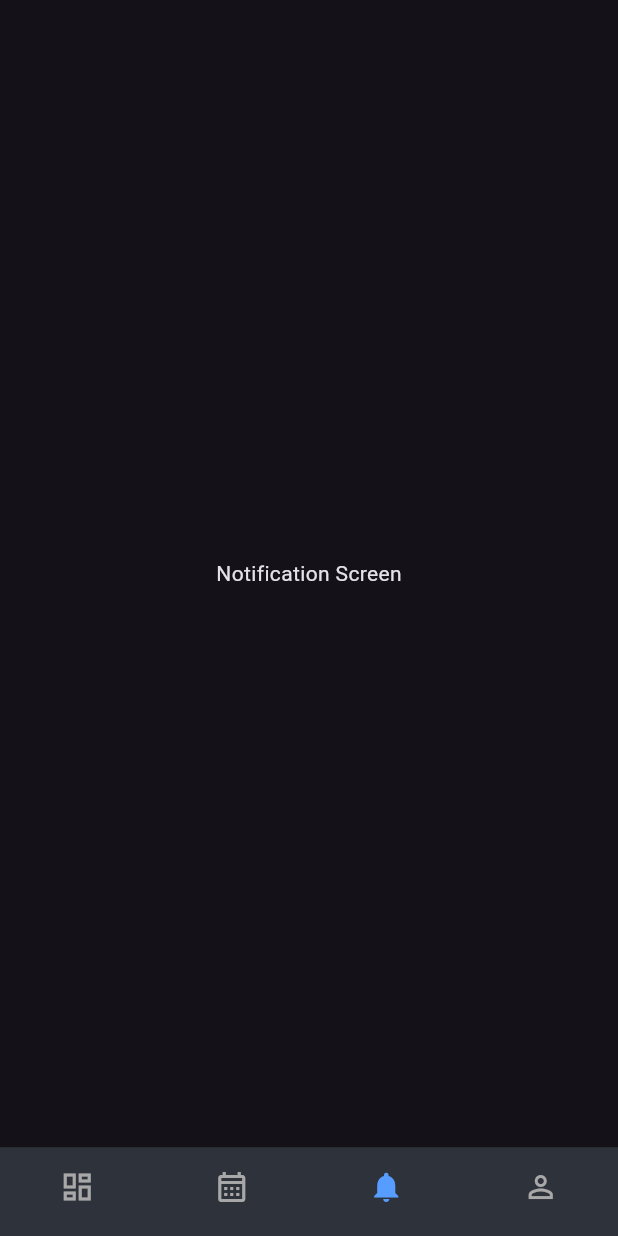
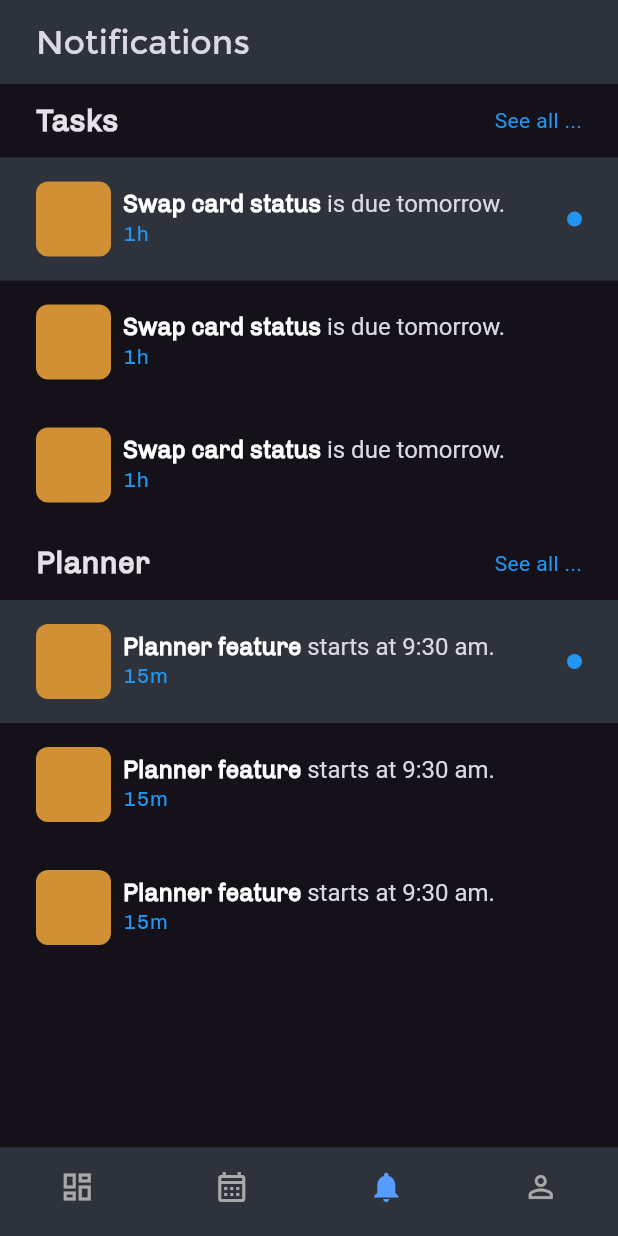
Before and after one commit to repsajanboy/task-management-app, a Flutter app: the BottomNavBarScreen screen opened by its route, item 3 of the bottom bar chosen, on a phone screen of 412 x 824 dp. Run offline on Flutter 3.47's test engine with Material 3 defaults, Android fonts, the phone set to English and light mode, and no system bars; our stand-ins replace cloud_firestore, equatable, firebase_core, flutter_bloc, flutter_svg, shimmer and 1 more; missing offline and left inert: drag_and_drop_lists; accounts and stored records are empty; Roboto replaces fonts that are missing (Chivp).

Commit message:
Notification screen placeholder design

```diff
--- a/lib/presentation/bottom_tab/view/bottom_tab_screen.dart
+++ b/lib/presentation/bottom_tab/view/bottom_tab_screen.dart
@@ -101,9 +101,12 @@ class _BottomNavBarScreenState extends State<BottomNavBarScreen> {
         return BottomTabItem(
           page: const NotificationScreen(),
           title: '',
-          icon: const Icon(
-            Icons.notifications_outlined,
-            color: AppColors.bottomNavItemColor,
+          icon: Badge.count(
+            count: 2,
+            child: const Icon(
+              Icons.notifications_outlined,
+              color: AppColors.bottomNavItemColor,
+            ),
           ),
           activeIcon: const Icon(
             Icons.notifications,
--- /dev/null
+++ b/lib/presentation/notification/view/no_notification_screen.dart
@@ -0,0 +1,31 @@
+import 'package:flutter/material.dart';
+import 'package:task_management_app/styles/colors.dart';
+
+class NoNotificationScreen extends StatelessWidget {
+  const NoNotificationScreen({super.key});
+
+  @override
+  Widget build(BuildContext context) {
+    return const Column(
+      mainAxisAlignment: MainAxisAlignment.center,
+      children: [
+        Icon(
+          Icons.notifications_off_outlined,
+          color: AppColors.iconGreyColor,
+          size: 150,
+        ),
+        SizedBox(height: 24.0),
+        Text(
+          'You have no notifications',
+          style: TextStyle(
+            fontFamily: "Chivo",
+            color: AppColors.mainTextColor,
+            fontSize: 18.0,
+            fontWeight: FontWeight.w700,
+            letterSpacing: 1.5,
+          ),
+        )
+      ],
+    );
+  }
+}
--- /dev/null
+++ b/lib/presentation/notification/view/notification_sample_screen.dart
@@ -0,0 +1,394 @@
+import 'package:flutter/material.dart';
+import 'package:task_management_app/styles/colors.dart';
+
+class NotificationSampleScreen extends StatelessWidget {
+  const NotificationSampleScreen({super.key});
+
+  @override
+  Widget build(BuildContext context) {
+    return Column(
+      crossAxisAlignment: CrossAxisAlignment.start,
+      children: [
+        _taskNotificationSection(),
+        _appointmentNotificationSection(),
+      ],
+    );
+  }
+
+  Widget _taskNotificationSection() {
+    return Column(
+      crossAxisAlignment: CrossAxisAlignment.start,
+      children: [
+        const Padding(
+          padding: EdgeInsets.symmetric(horizontal: 24.0, vertical: 10.0),
+          child: Row(
+            mainAxisAlignment: MainAxisAlignment.spaceBetween,
+            children: [
+              Text(
+                'Tasks',
+                style: TextStyle(
+                  fontFamily: "Chivo",
+                  fontSize: 20.0,
+                  fontWeight: FontWeight.bold,
+                ),
+              ),
+              Text(
+                'See all ...',
+                style: TextStyle(
+                  fontFamily: "Chivp",
+                  color: Colors.blue,
+                ),
+              ),
+            ],
+          ),
+        ),
+        Container(
+          padding: const EdgeInsets.symmetric(horizontal: 24.0, vertical: 16.0),
+          color: AppColors.lightBlack,
+          child: Row(
+            mainAxisAlignment: MainAxisAlignment.spaceBetween,
+            children: [
+              Row(
+                children: [
+                  Container(
+                    decoration: const BoxDecoration(
+                        color: Color(0xffD29034),
+                        borderRadius: BorderRadius.all(Radius.circular(8.0))),
+                    height: 50,
+                    width: 50,
+                  ),
+                  const SizedBox(width: 8.0),
+                  Column(
+                    crossAxisAlignment: CrossAxisAlignment.start,
+                    children: [
+                      RichText(
+                        text: const TextSpan(
+                          text: 'Swap card status ',
+                          style: TextStyle(
+                              fontFamily: "Chivo",
+                              color: Colors.white,
+                              fontSize: 16.0,
+                              fontWeight: FontWeight.bold),
+                          children: [
+                            TextSpan(
+                                text: 'is due tomorrow.',
+                                style: TextStyle(
+                                  color: AppColors.mainTextColor,
+                                  fontWeight: FontWeight.normal,
+                                ))
+                          ],
+                        ),
+                      ),
+                      const Text(
+                        '1h',
+                        style: TextStyle(
+                          fontFamily: "Chivo",
+                          color: Colors.blue,
+                        ),
+                      ),
+                    ],
+                  ),
+                ],
+              ),
+              const Badge(
+                backgroundColor: Colors.blue,
+                smallSize: 10.0,
+                largeSize: 15.0,
+              )
+            ],
+          ),
+        ),
+        Container(
+          padding: const EdgeInsets.symmetric(horizontal: 24.0, vertical: 16.0),
+          child: Row(
+            mainAxisAlignment: MainAxisAlignment.spaceBetween,
+            children: [
+              Row(
+                children: [
+                  Container(
+                    decoration: const BoxDecoration(
+                        color: Color(0xffD29034),
+                        borderRadius: BorderRadius.all(Radius.circular(8.0))),
+                    height: 50,
+                    width: 50,
+                  ),
+                  const SizedBox(width: 8.0),
+                  Column(
+                    crossAxisAlignment: CrossAxisAlignment.start,
+                    children: [
+                      RichText(
+                        text: const TextSpan(
+                          text: 'Swap card status ',
+                          style: TextStyle(
+                              fontFamily: "Chivo",
+                              color: Colors.white,
+                              fontSize: 16.0,
+                              fontWeight: FontWeight.bold),
+                          children: [
+                            TextSpan(
+                                text: 'is due tomorrow.',
+                                style: TextStyle(
+                                  color: AppColors.mainTextColor,
+                                  fontWeight: FontWeight.normal,
+                                ))
+                          ],
+                        ),
+                      ),
+                      const Text(
+                        '1h',
+                        style: TextStyle(
+                          fontFamily: "Chivo",
+                          color: Colors.blue,
+                        ),
+                      ),
+                    ],
+                  ),
+                ],
+              ),
+              const SizedBox(),
+            ],
+          ),
+        ),
+        Container(
+          padding: const EdgeInsets.symmetric(horizontal: 24.0, vertical: 16.0),
+          child: Row(
+            mainAxisAlignment: MainAxisAlignment.spaceBetween,
+            children: [
+              Row(
+                children: [
+                  Container(
+                    decoration: const BoxDecoration(
+                        color: Color(0xffD29034),
+                        borderRadius: BorderRadius.all(Radius.circular(8.0))),
+                    height: 50,
+                    width: 50,
+                  ),
+                  const SizedBox(width: 8.0),
+                  Column(
+                    crossAxisAlignment: CrossAxisAlignment.start,
+                    children: [
+                      RichText(
+                        text: const TextSpan(
+                          text: 'Swap card status ',
+                          style: TextStyle(
+                              fontFamily: "Chivo",
+                              color: Colors.white,
+                              fontSize: 16.0,
+                              fontWeight: FontWeight.bold),
+                          children: [
+                            TextSpan(
+                                text: 'is due tomorrow.',
+                                style: TextStyle(
+                                  color: AppColors.mainTextColor,
+                                  fontWeight: FontWeight.normal,
+                                ))
+                          ],
+                        ),
+                      ),
+                      const Text(
+                        '1h',
+                        style: TextStyle(
+                          fontFamily: "Chivo",
+                          color: Colors.blue,
+                        ),
+                      ),
+                    ],
+                  ),
+                ],
+              ),
+              const SizedBox()
+            ],
+          ),
+        ),
+      ],
+    );
+  }
+
+  Widget _appointmentNotificationSection() {
+    return Column(
+      children: [
+        const Padding(
+          padding: EdgeInsets.symmetric(horizontal: 24.0, vertical: 10.0),
+          child: Row(
+            mainAxisAlignment: MainAxisAlignment.spaceBetween,
+            children: [
+              Text(
+                'Planner',
+                style: TextStyle(
+                  fontFamily: "Chivo",
+                  fontSize: 20.0,
+                  fontWeight: FontWeight.bold,
+                ),
+              ),
+              Text(
+                'See all ...',
+                style: TextStyle(
+                  fontFamily: "Chivp",
+                  color: Colors.blue,
+                ),
+              ),
+            ],
+          ),
+        ),
+        Container(
+          padding: const EdgeInsets.symmetric(horizontal: 24.0, vertical: 16.0),
+          color: AppColors.lightBlack,
+          child: Row(
+            mainAxisAlignment: MainAxisAlignment.spaceBetween,
+            children: [
+              Row(
+                children: [
+                  Container(
+                    decoration: const BoxDecoration(
+                        color: Color(0xffD29034),
+                        borderRadius: BorderRadius.all(Radius.circular(8.0))),
+                    height: 50,
+                    width: 50,
+                  ),
+                  const SizedBox(width: 8.0),
+                  Column(
+                    crossAxisAlignment: CrossAxisAlignment.start,
+                    children: [
+                      RichText(
+                        text: const TextSpan(
+                          text: 'Planner feature ',
+                          style: TextStyle(
+                              fontFamily: "Chivo",
+                              color: Colors.white,
+                              fontSize: 16.0,
+                              fontWeight: FontWeight.bold),
+                          children: [
+                            TextSpan(
+                                text: 'starts at 9:30 am.',
+                                style: TextStyle(
+                                  color: AppColors.mainTextColor,
+                                  fontWeight: FontWeight.normal,
+                                ))
+                          ],
+                        ),
+                      ),
+                      const Text(
+                        '15m',
+                        style: TextStyle(
+                          fontFamily: "Chivo",
+                          color: Colors.blue,
+                        ),
+                      ),
+                    ],
+                  ),
+                ],
+              ),
+              const Badge(
+                backgroundColor: Colors.blue,
+                smallSize: 10.0,
+                largeSize: 15.0,
+              )
+            ],
+          ),
+        ),
+        Container(
+          padding: const EdgeInsets.symmetric(horizontal: 24.0, vertical: 16.0),
+          child: Row(
+            mainAxisAlignment: MainAxisAlignment.spaceBetween,
+            children: [
+              Row(
+                children: [
+                  Container(
+                    decoration: const BoxDecoration(
+                        color: Color(0xffD29034),
+                        borderRadius: BorderRadius.all(Radius.circular(8.0))),
+                    height: 50,
+                    width: 50,
+                  ),
+                  const SizedBox(width: 8.0),
+                  Column(
+                    crossAxisAlignment: CrossAxisAlignment.start,
+                    children: [
+                      RichText(
+                        text: const TextSpan(
+                          text: 'Planner feature ',
+                          style: TextStyle(
+                              fontFamily: "Chivo",
+                              color: Colors.white,
+                              fontSize: 16.0,
+                              fontWeight: FontWeight.bold),
+                          children: [
+                            TextSpan(
+                                text: 'starts at 9:30 am.',
+                                style: TextStyle(
+                                  color: AppColors.mainTextColor,
+                                  fontWeight: FontWeight.normal,
+                                ))
+                          ],
+                        ),
+                      ),
+                      const Text(
+                        '15m',
+                        style: TextStyle(
+                          fontFamily: "Chivo",
+                          color: Colors.blue,
+                        ),
+                      ),
+                    ],
+                  ),
+                ],
+              ),
+              const SizedBox(),
+            ],
+          ),
+        ),
+        Container(
+          padding: const EdgeInsets.symmetric(horizontal: 24.0, vertical: 16.0),
+          child: Row(
+            mainAxisAlignment: MainAxisAlignment.spaceBetween,
+            children: [
+              Row(
+                children: [
+                  Container(
+                    decoration: const BoxDecoration(
+                        color: Color(0xffD29034),
+                        borderRadius: BorderRadius.all(Radius.circular(8.0))),
+                    height: 50,
+                    width: 50,
+                  ),
+                  const SizedBox(width: 8.0),
+                  Column(
+                    crossAxisAlignment: CrossAxisAlignment.start,
+                    children: [
+                      RichText(
+                        text: const TextSpan(
+                          text: 'Planner feature ',
+                          style: TextStyle(
+                              fontFamily: "Chivo",
+                              color: Colors.white,
+                              fontSize: 16.0,
+                              fontWeight: FontWeight.bold),
+                          children: [
+                            TextSpan(
+                                text: 'starts at 9:30 am.',
+                                style: TextStyle(
+                                  color: AppColors.mainTextColor,
+                                  fontWeight: FontWeight.normal,
+                                ))
+                          ],
+                        ),
+                      ),
+                      const Text(
+                        '15m',
+                        style: TextStyle(
+                          fontFamily: "Chivo",
+                          color: Colors.blue,
+                        ),
+                      ),
+                    ],
+                  ),
+                ],
+              ),
+              const SizedBox()
+            ],
+          ),
+        ),
+      ],
+    );
+  }
+}
--- a/lib/presentation/notification/view/notification_screen.dart
+++ b/lib/presentation/notification/view/notification_screen.dart
@@ -1,13 +1,29 @@
 import 'package:flutter/material.dart';
+import 'package:task_management_app/presentation/notification/view/no_notification_screen.dart';
+import 'package:task_management_app/presentation/notification/view/notification_sample_screen.dart';
+import 'package:task_management_app/styles/colors.dart';
 
 class NotificationScreen extends StatelessWidget {
   const NotificationScreen({super.key});
 
   @override
   Widget build(BuildContext context) {
-    return const Scaffold(
-      body: Center(
-        child: Text("Notification Screen"),
+    return Scaffold(
+      appBar: AppBar(
+        automaticallyImplyLeading: false,
+        backgroundColor: AppColors.lightBlack,
+        titleSpacing: 24.0,
+        centerTitle: false,
+        title: const Text(
+          'Notifications',
+          style: TextStyle(
+            fontFamily: "Montserrat",
+            color: AppColors.mainTextColor
+          ),
+        ),
+      ),
+      body: const SafeArea(
+        child: NotificationSampleScreen(),
       ),
     );
   }
--- a/lib/presentation/planner/view/planner_screen.dart
+++ b/lib/presentation/planner/view/planner_screen.dart
@@ -18,6 +18,7 @@ class PlannerScreen extends StatelessWidget {
     return Scaffold(
       backgroundColor: AppColors.background,
       appBar: AppBar(
+        automaticallyImplyLeading: false,
         backgroundColor: AppColors.lightBlack,
         title: const Text(
           'Task Time Blocker',
--- a/lib/presentation/profile/view/profile_screen.dart
+++ b/lib/presentation/profile/view/profile_screen.dart
@@ -11,6 +11,7 @@ class ProfileScreen extends StatelessWidget {
     return Scaffold(
       backgroundColor: AppColors.background,
       appBar: AppBar(
+        automaticallyImplyLeading: false,
         backgroundColor: AppColors.lightBlack,
         title: const Text(
           'janboym',
```
